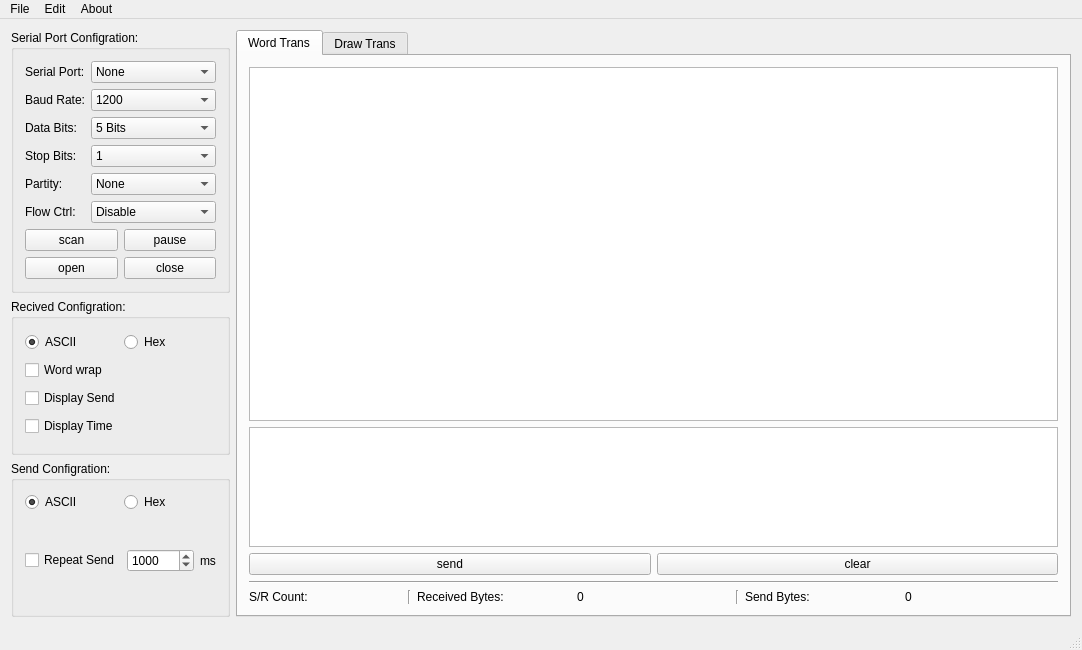
Old version of the form serialport.ui in the repository carloscn/tinyserial.
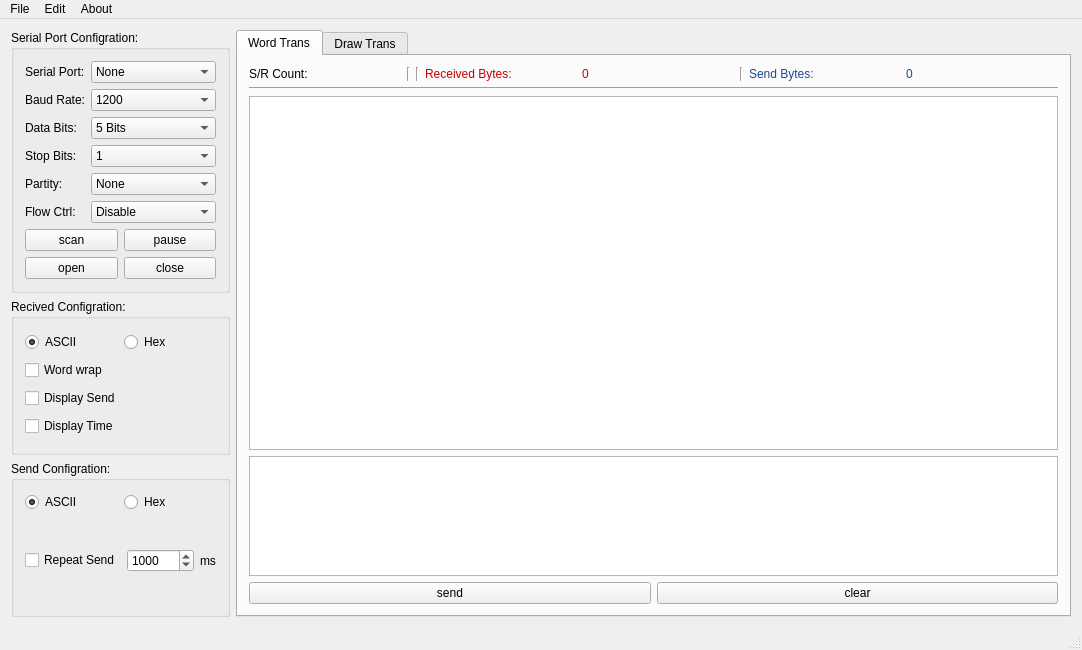
New version of the form.

The edit to the form file:
```diff
--- a/serialport.ui
+++ b/serialport.ui
@@ -381,6 +381,85 @@
         <string>Word Trans</string>
        </attribute>
        <layout class="QVBoxLayout" name="verticalLayout_3">
+        <item>
+         <layout class="QHBoxLayout" name="horizontalLayout_8">
+          <item>
+           <widget class="QLabel" name="label_7">
+            <property name="text">
+             <string>S/R Count:         </string>
+            </property>
+           </widget>
+          </item>
+          <item>
+           <widget class="Line" name="line_4">
+            <property name="orientation">
+             <enum>Qt::Vertical</enum>
+            </property>
+           </widget>
+          </item>
+          <item>
+           <widget class="Line" name="line_3">
+            <property name="orientation">
+             <enum>Qt::Vertical</enum>
+            </property>
+           </widget>
+          </item>
+          <item>
+           <widget class="QLabel" name="label_8">
+            <property name="styleSheet">
+             <string notr="true">color: rgb(204, 0, 0);</string>
+            </property>
+            <property name="text">
+             <string>Received Bytes:</string>
+            </property>
+           </widget>
+          </item>
+          <item>
+           <widget class="QLabel" name="labelRBytes">
+            <property name="styleSheet">
+             <string notr="true">color: rgb(204, 0, 0);</string>
+            </property>
+            <property name="text">
+             <string>0</string>
+            </property>
+           </widget>
+          </item>
+          <item>
+           <widget class="Line" name="line_2">
+            <property name="orientation">
+             <enum>Qt::Vertical</enum>
+            </property>
+           </widget>
+          </item>
+          <item>
+           <widget class="QLabel" name="label_9">
+            <property name="styleSheet">
+             <string notr="true">color: rgb(32, 74, 135);</string>
+            </property>
+            <property name="text">
+             <string>Send Bytes:</string>
+            </property>
+           </widget>
+          </item>
+          <item>
+           <widget class="QLabel" name="labelSBytes">
+            <property name="styleSheet">
+             <string notr="true">color: rgb(32, 74, 135);</string>
+            </property>
+            <property name="text">
+             <string>0</string>
+            </property>
+           </widget>
+          </item>
+         </layout>
+        </item>
+        <item>
+         <widget class="Line" name="line">
+          <property name="orientation">
+           <enum>Qt::Horizontal</enum>
+          </property>
+         </widget>
+        </item>
         <item>
          <layout class="QVBoxLayout" name="verticalLayout_8">
           <item>
@@ -429,66 +508,6 @@
           </item>
          </layout>
         </item>
-        <item>
-         <widget class="Line" name="line">
-          <property name="orientation">
-           <enum>Qt::Horizontal</enum>
-          </property>
-         </widget>
-        </item>
-        <item>
-         <layout class="QHBoxLayout" name="horizontalLayout_8">
-          <item>
-           <widget class="QLabel" name="label_7">
-            <property name="text">
-             <string>S/R Count:         </string>
-            </property>
-           </widget>
-          </item>
-          <item>
-           <widget class="Line" name="line_3">
-            <property name="orientation">
-             <enum>Qt::Vertical</enum>
-            </property>
-           </widget>
-          </item>
-          <item>
-           <widget class="QLabel" name="label_8">
-            <property name="text">
-             <string>Received Bytes:</string>
-            </property>
-           </widget>
-          </item>
-          <item>
-           <widget class="QLabel" name="labelRBytes">
-            <property name="text">
-             <string>0</string>
-            </property>
-           </widget>
-          </item>
-          <item>
-           <widget class="Line" name="line_2">
-            <property name="orientation">
-             <enum>Qt::Vertical</enum>
-            </property>
-           </widget>
-          </item>
-          <item>
-           <widget class="QLabel" name="label_9">
-            <property name="text">
-             <string>Send Bytes:</string>
-            </property>
-           </widget>
-          </item>
-          <item>
-           <widget class="QLabel" name="labelSBytes">
-            <property name="text">
-             <string>0</string>
-            </property>
-           </widget>
-          </item>
-         </layout>
-        </item>
        </layout>
       </widget>
       <widget class="QWidget" name="draw">
```
Left out of the diff: 2 changed lines with no effect on the pictures.
